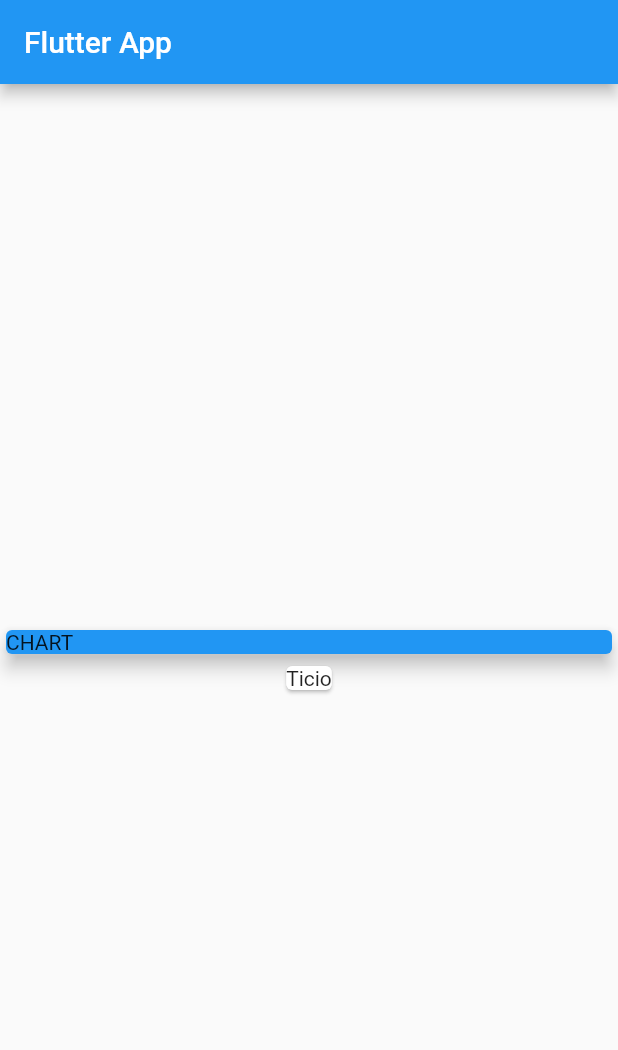
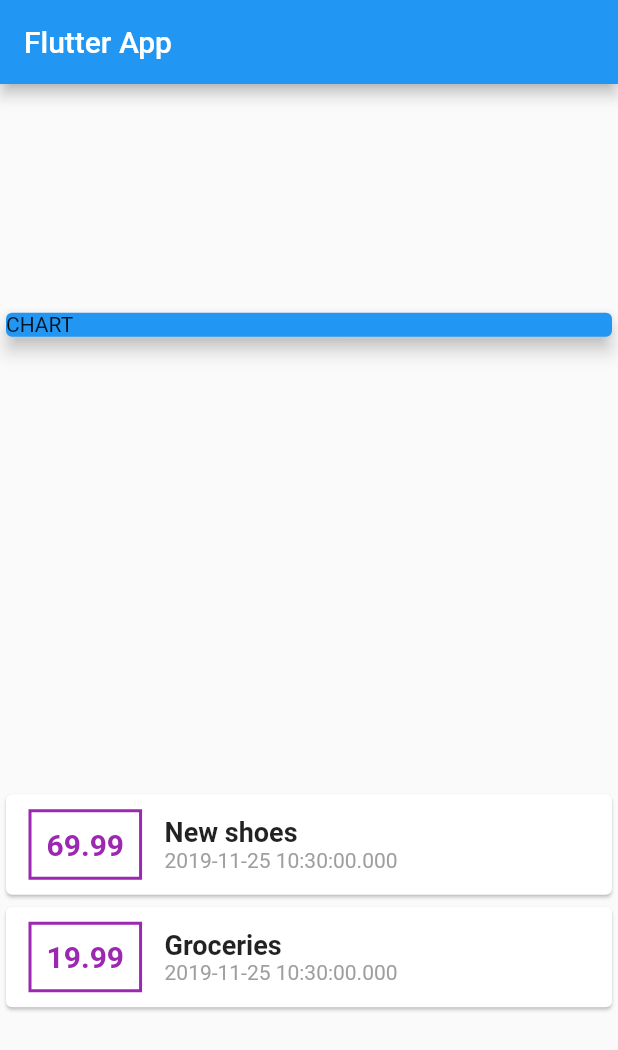
Before and after one commit to lautaguirre/flutter_course, a Flutter app: the screen it shows after launch, on a phone screen of 412 x 824 dp. Shown: the top 1050 px of the screen. Run offline on Flutter 3.47's test engine with Material 2 defaults, Android fonts, the phone set to English and light mode, and no system bars.

Commit message:
created transaction class ; creates expenses list layout

```diff
--- a/personal_expenses/lib/main.dart
+++ b/personal_expenses/lib/main.dart
@@ -1,4 +1,6 @@
 import 'package:flutter/material.dart';
+
+import './transaction.dart';
 
 void main() => runApp(MyApp());
 
@@ -7,29 +9,25 @@ class MyApp extends StatelessWidget {
   Widget build(BuildContext context) {
     return MaterialApp(
       title: 'Flutter Demo',
-      home: MyHomePage(title: 'Flutter App'),
+      home: MyHomePage(),
     );
   }
 }
 
-class MyHomePage extends StatefulWidget {
-  MyHomePage({ this.title });
+class MyHomePage extends StatelessWidget {
+  final List<Transaction> transactions = [
+    Transaction(id: 't1', title: 'New shoes', amount: 69.99, date: DateTime.now()),
+    Transaction(id: 't2', title: 'Groceries', amount: 19.99, date: DateTime.now()),
+  ];
 
-  final String title;
-
-  @override
-  _MyHomePageState createState() => _MyHomePageState();
-}
-
-class _MyHomePageState extends State<MyHomePage> {
   @override
   Widget build(BuildContext context) {
     return Scaffold(
       appBar: AppBar(
-        title: Text(widget.title),
+        title: Text('Flutter App'),
       ),
       body: Column(
-        mainAxisAlignment: MainAxisAlignment.center,
+        mainAxisAlignment: MainAxisAlignment.spaceAround,
         children: <Widget>[
           Card(
             color: Colors.blue,
@@ -39,8 +37,48 @@ class _MyHomePageState extends State<MyHomePage> {
               child: Text('CHART'),
             ),
           ),
-          Card(
-            child: Text('Ticio'),
+          Column(
+            children: transactions.map((tx) {
+              return Card(
+                child: Row(
+                  children: <Widget>[
+                    Container(
+                      child: Text(
+                        tx.amount.toString(),
+                        style: TextStyle(
+                          fontWeight: FontWeight.bold,
+                          fontSize: 20,
+                          color: Colors.purple,
+                        ),
+                      ),
+                      margin: EdgeInsets.symmetric(vertical: 10, horizontal: 15),
+                      padding: EdgeInsets.all(10),
+                      decoration: BoxDecoration(
+                        border: Border.all(color: Colors.purple, width: 2),
+                      ),
+                    ),
+                    Column(
+                      crossAxisAlignment: CrossAxisAlignment.start,
+                      children: <Widget>[
+                        Text(
+                          tx.title,
+                          style: TextStyle(
+                            fontWeight: FontWeight.bold,
+                            fontSize: 18,
+                          ),
+                        ),
+                        Text(
+                          tx.date.toString(),
+                          style: TextStyle(
+                            color: Colors.grey,
+                          ),
+                        ),
+                      ],
+                    ),
+                  ],
+                ),
+              );
+            }).toList(),
           ),
         ],
       ),
--- /dev/null
+++ b/personal_expenses/lib/transaction.dart
@@ -0,0 +1,15 @@
+import 'package:flutter/foundation.dart';
+
+class Transaction {
+  final String id;
+  final String title;
+  final double amount;
+  final DateTime date;
+
+  Transaction({
+    @required this.id,
+    @required this.title,
+    @required this.amount,
+    @required this.date,
+  });
+}
```
